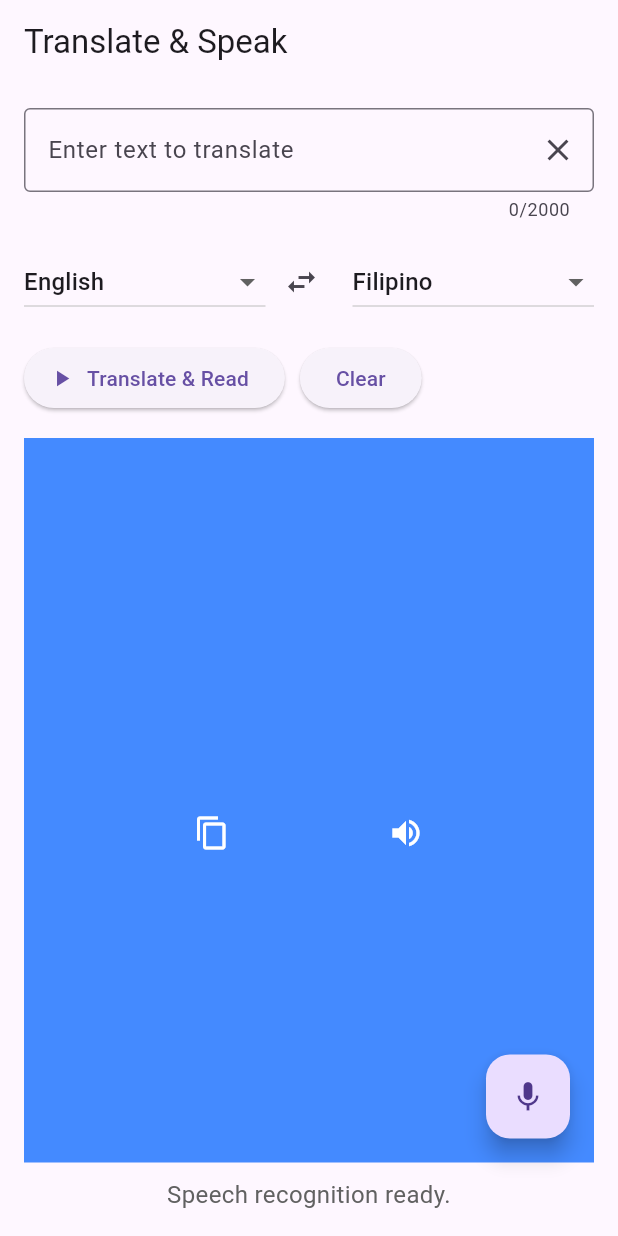
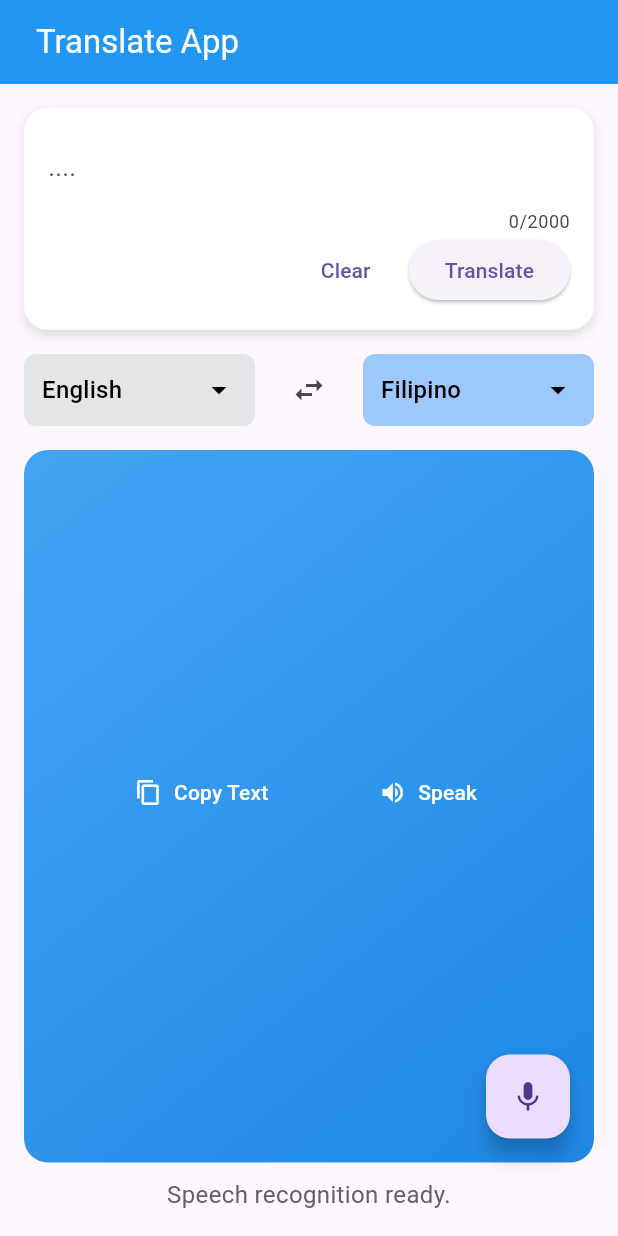
Before and after one commit to Kdaniel-prog/translate, a Flutter app: the screen it shows after launch, on a phone screen of 412 x 824 dp. Run offline on Flutter 3.47's test engine with Material 3 defaults, Android fonts, the phone set to English and light mode, and no system bars; our stand-ins replace audioplayers, speech_to_text.

Commit message:
design adding

```diff
--- a/lib/translate_speak_demo.dart
+++ b/lib/translate_speak_demo.dart
@@ -1,5 +1,8 @@
 import 'package:flutter/material.dart';
 import 'package:flutter/services.dart';
+import 'package:translate/widgets/language_dropdown.dart';
+import 'package:translate/widgets/translate_input_box.dart';
+import 'package:translate/widgets/translated_result_box.dart';
 import 'services/translate_service.dart';
 import 'services/text_to_speech_service.dart';
 import 'services/speech_to_text.dart';
@@ -90,45 +93,43 @@ class _TranslateSpeakDemoState extends State<TranslateSpeakDemo> {
   @override
   Widget build(BuildContext context) {
     return Scaffold(
-      appBar: AppBar(title: const Text("Translate & Speak")),
+      appBar: AppBar(
+        backgroundColor: const Color(0xFF2196F3), // or your gradient if needed
+        title: Row(
+          children: [
+            const SizedBox(width: 8),
+            const Text(
+              "Translate App",
+              style: TextStyle(color: Colors.white),
+            ),
+          ],
+        ),
+      ),
       body: Padding(
         padding: const EdgeInsets.all(16),
         child: Column(
           children: [
-            TextField(
+            TranslateInputBox(
               controller: _textController,
-              decoration: InputDecoration(
-                hintText: "Enter text to translate",
-                counterText: '${_textController.text.length}/2000',
-                suffixIcon: IconButton(
-                  icon: const Icon(Icons.clear),
-                  onPressed: () {
-                    _textController.text = "";
+              onClear: () {
+                _textController.clear();
                 setState(() {
                   translatedText = "";
                   status = "Cleared.";
                 });
               },
-                ),
-                border: const OutlineInputBorder(),
-              ),
-              maxLength: 2000,
-              maxLines: null,
+              onTranslate: _translateAndSpeak,
             ),
             const SizedBox(height: 16),
             Row(
               children: [
-                Expanded(
-                  child: DropdownButton<String>(
-                    value: sourceLanguage,
-                    isExpanded: true,
-                    onChanged: (val) => setState(() => sourceLanguage = val!),
-                    items: languageList.map((lang) => DropdownMenuItem(
-                      value: lang['code'],
-                      child: Text(lang['name']!),
-                    )).toList(),
+                LanguageDropdown(
+                  selectedLanguage: sourceLanguage,
+                  languageList: languageList,
+                  onChanged: (val) => setState(() => sourceLanguage = val),
+                  backgroundColor: Color.fromARGB(255, 228, 229, 230), // Material Blue 500
                 ),
-                ),
+                const SizedBox(width: 12),
                 // Swap button in the middle
                 IconButton(
                   icon: const Icon(Icons.swap_horiz),
@@ -144,43 +145,16 @@ class _TranslateSpeakDemoState extends State<TranslateSpeakDemo> {
                     final tempText = _textController.text;
                     _textController.text = translatedText;
                     translatedText = tempText;
-
                     status = "Languages and texts swapped.";
                   });
                 },
                 ),
-                const SizedBox(width: 10),
-                Expanded(
-                  child: DropdownButton<String>(
-                    value: targetLanguage,
-                    isExpanded: true,
-                    onChanged: (val) => setState(() => targetLanguage = val!),
-                    items: languageList.map((lang) => DropdownMenuItem(
-                      value: lang['code'],
-                      child: Text(lang['name']!),
-                    )).toList(),
-                  ),
-                ),
-              ],
-            ),
-            const SizedBox(height: 16),
-            Row(
-              children: [
-                ElevatedButton.icon(
-                  onPressed: _translateAndSpeak,
-                  icon: const Icon(Icons.play_arrow),
-                  label: const Text("Translate & Read"),
-                ),
-                const SizedBox(width: 10),
-                ElevatedButton(
-                  onPressed: () {
-                    _textController.clear();
-                    setState(() {
-                      translatedText = "";
-                      status = "Cleared.";
-                    });
-                  },
-                  child: const Text("Clear"),
+                const SizedBox(width: 12),
+                LanguageDropdown(
+                  selectedLanguage: targetLanguage,
+                  languageList: languageList,
+                  onChanged: (val) => setState(() => targetLanguage = val),
+                  backgroundColor: Color.fromARGB(255, 156, 200, 250), // Material Blue 500
                 ),
               ],
             ),
@@ -188,36 +162,10 @@ class _TranslateSpeakDemoState extends State<TranslateSpeakDemo> {
             Expanded(
               child: Stack(
                 children: [
-                  Container(
-                    width: double.infinity,
-                    padding: const EdgeInsets.all(20),
-                    color: Colors.blueAccent,
-                    child: Column(
-                      crossAxisAlignment: CrossAxisAlignment.center,
-                      mainAxisAlignment: MainAxisAlignment.center,
-                      children: [
-                        Text(
-                          translatedText,
-                          style: const TextStyle(fontSize: 24, color: Colors.white),
-                          textAlign: TextAlign.center,
-                        ),
-                        const SizedBox(height: 10),
-                        Row(
-                          mainAxisAlignment: MainAxisAlignment.spaceEvenly,
-                          children: [
-                            IconButton(
-                              icon: const Icon(Icons.copy, color: Colors.white),
-                              onPressed: () => Clipboard.setData(
-                                  ClipboardData(text: translatedText)),
-                            ),
-                            IconButton(
-                              icon: const Icon(Icons.volume_up, color: Colors.white),
-                              onPressed: () => _ttsService.speak(translatedText, targetLanguage),
-                            ),
-                          ],
-                        ),
-                      ],
-                    ),
+                  TranslationResultBox(
+                    translatedText: translatedText,
+                    onCopy: () => Clipboard.setData(ClipboardData(text: translatedText)),
+                    onSpeak: () => _ttsService.speak(translatedText, targetLanguage),
                   ),
                   Positioned(
                     right: 16,
--- /dev/null
+++ b/lib/widgets/language_dropdown.dart
@@ -0,0 +1,50 @@
+import 'package:flutter/material.dart';
+
+class LanguageDropdown extends StatelessWidget {
+  final String selectedLanguage;
+  final List<Map<String, String>> languageList;
+  final void Function(String) onChanged;
+  final Color backgroundColor;
+
+  const LanguageDropdown({
+      super.key,
+      required this.selectedLanguage,
+      required this.languageList,
+      required this.onChanged,
+      this.backgroundColor = Colors.white
+    });
+
+  @override
+  Widget build(BuildContext context) {
+    return Expanded(
+      child: Container(
+        decoration: BoxDecoration(
+          color: backgroundColor,
+          borderRadius: BorderRadius.circular(8),
+        ),
+        padding: const EdgeInsets.symmetric(horizontal: 12),
+        child: DropdownButton<String>(
+          value: selectedLanguage,
+          isExpanded: true,
+          underline: const SizedBox(),
+          iconEnabledColor: Colors.black,
+          dropdownColor: Colors.white,
+          onChanged: (val) {
+            if (val != null) {
+              onChanged(val);
+            }
+          },
+          items: languageList.map((lang) {
+            return DropdownMenuItem(
+              value: lang['code'],
+              child: Text(
+                lang['name']!,
+                style: const TextStyle(color: Colors.black), // dropdown menu text
+              ),
+            );
+          }).toList(),
+        ),
+      ),
+    );
+  }
+}
--- a/lib/widgets/status_text.dart
+++ /dev/null
@@ -1,16 +0,0 @@
-import 'package:flutter/material.dart';
-
-class StatusText extends StatelessWidget {
-  final String status;
-
-  const StatusText({super.key, required this.status});
-
-  @override
-  Widget build(BuildContext context) {
-    return Text(
-      status,
-      style: TextStyle(fontSize: 16, color: Colors.grey[700]),
-      textAlign: TextAlign.center,
-    );
-  }
-}
--- a/lib/widgets/translate_clear_buttons.dart
+++ /dev/null
@@ -1,30 +0,0 @@
-import 'package:flutter/material.dart';
-
-class TranslateClearButtons extends StatelessWidget {
-  final VoidCallback onTranslate;
-  final VoidCallback onClear;
-
-  const TranslateClearButtons({
-    super.key,
-    required this.onTranslate,
-    required this.onClear,
-  });
-
-  @override
-  Widget build(BuildContext context) {
-    return Row(
-      children: [
-        ElevatedButton.icon(
-          onPressed: onTranslate,
-          icon: const Icon(Icons.play_arrow),
-          label: const Text("Translate & Speak"),
-        ),
-        const SizedBox(width: 10),
-        ElevatedButton(
-          onPressed: onClear,
-          child: const Text("Clear"),
-        ),
-      ],
-    );
-  }
-}
--- /dev/null
+++ b/lib/widgets/translate_input_box.dart
@@ -0,0 +1,61 @@
+import 'package:flutter/material.dart';
+
+class TranslateInputBox extends StatelessWidget {
+  final TextEditingController controller;
+  final VoidCallback onClear;
+  final VoidCallback onTranslate;
+
+  const TranslateInputBox({
+    super.key,
+    required this.controller,
+    required this.onClear,
+    required this.onTranslate,
+  });
+
+  @override
+  Widget build(BuildContext context) {
+    return Container(
+      padding: const EdgeInsets.all(16),
+      decoration: BoxDecoration(
+        color: Colors.white,
+        borderRadius: BorderRadius.circular(16),
+        boxShadow: [
+          BoxShadow(
+            color: Colors.black12,
+            blurRadius: 6,
+            offset: Offset(0, 3),
+          ),
+        ],
+      ),
+      child: Column(
+        crossAxisAlignment: CrossAxisAlignment.stretch,
+        children: [
+          TextField(
+            controller: controller,
+            maxLength: 2000,
+            maxLines: null,
+            decoration: InputDecoration(
+              hintText: "....",
+              border: InputBorder.none,
+              counterText: '${controller.text.length}/2000',
+            ),
+          ),
+          Row(
+            mainAxisAlignment: MainAxisAlignment.end,
+            children: [
+              TextButton(
+                onPressed: onClear,
+                child: const Text("Clear"),
+              ),
+              const SizedBox(width: 10),
+              ElevatedButton(
+                onPressed: onTranslate,
+                child: const Text("Translate"),
+              ),
+            ],
+          )
+        ],
+      ),
+    );
+  }
+}
--- /dev/null
+++ b/lib/widgets/translated_result_box.dart
@@ -0,0 +1,63 @@
+import 'package:flutter/material.dart';
+import 'package:flutter/services.dart';
+
+class TranslationResultBox extends StatelessWidget {
+  final String translatedText;
+  final VoidCallback onCopy;
+  final VoidCallback onSpeak;
+
+  const TranslationResultBox({
+    Key? key,
+    required this.translatedText,
+    required this.onCopy,
+    required this.onSpeak,
+  }) : super(key: key);
+
+  @override
+  Widget build(BuildContext context) {
+    return Container(
+      width: double.infinity,
+      padding: const EdgeInsets.symmetric(vertical: 20, horizontal: 16),
+      decoration: BoxDecoration(
+        borderRadius: BorderRadius.circular(16),
+        gradient: const LinearGradient(
+          colors: [Color(0xFF42A5F5), Color(0xFF1E88E5)],
+          begin: Alignment.topLeft,
+          end: Alignment.bottomRight,
+        ),
+      ),
+      child: Column(
+        crossAxisAlignment: CrossAxisAlignment.center,
+        children: [
+          Text(
+            translatedText,
+            style: const TextStyle(fontSize: 24, color: Colors.white),
+            textAlign: TextAlign.center,
+          ),
+          const SizedBox(height: 150),
+          Row(
+            mainAxisAlignment: MainAxisAlignment.spaceEvenly,
+            children: [
+              TextButton.icon(
+                onPressed: onCopy,
+                icon: const Icon(Icons.copy, color: Colors.white),
+                label: const Text(
+                  "Copy Text",
+                  style: TextStyle(color: Colors.white),
+                ),
+              ),
+              TextButton.icon(
+                onPressed: onSpeak,
+                icon: const Icon(Icons.volume_up, color: Colors.white),
+                label: const Text(
+                  "Speak",
+                  style: TextStyle(color: Colors.white),
+                ),
+              ),
+            ],
+          )
+        ],
+      ),
+    );
+  }
+}
```
Lines whose indentation alone changed are shown as unchanged.
